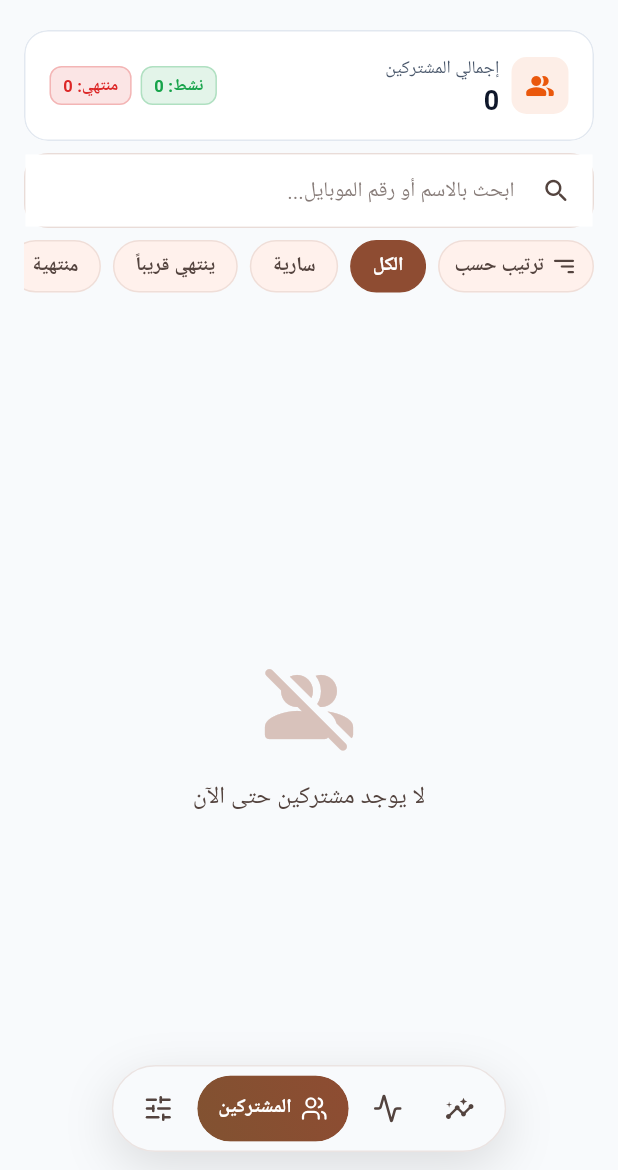
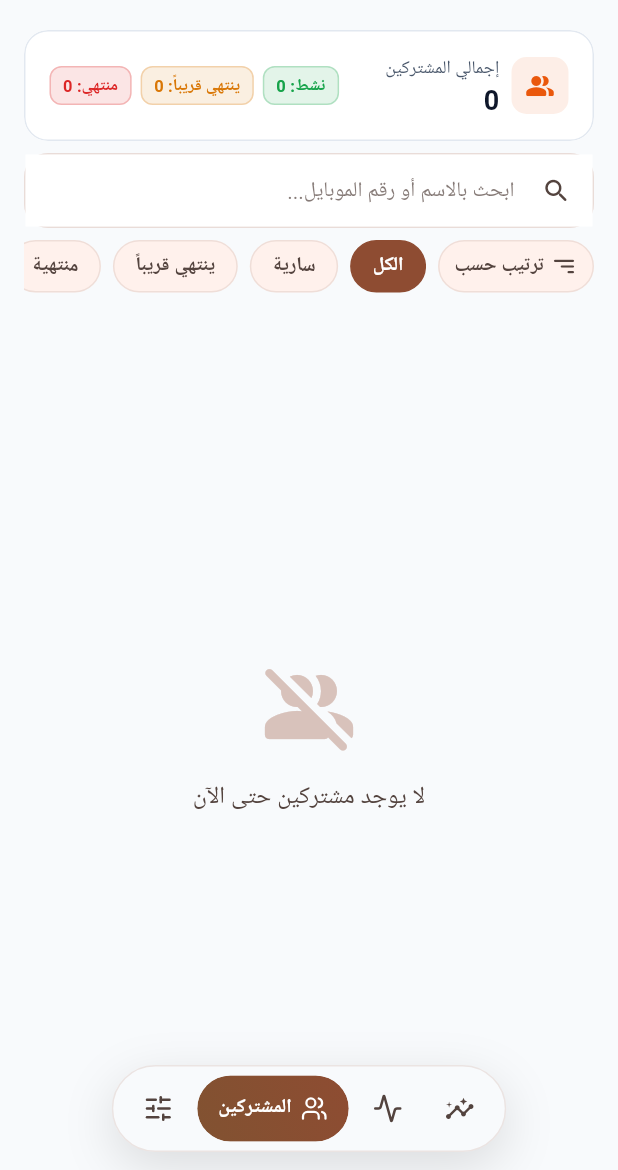
Before and after one commit to MahmoudSaeedYousef/GymOS, a Flutter app: the MembersScreen screen opened by its route, after a tap on the "refresh" icon, on a phone screen of 412 x 824 dp, the part 66-1236 px from its top. Run offline on Flutter 3.47's test engine with Material 3 defaults, Android fonts, the phone set to English and light mode, and no system bars; our stand-ins replace connectivity_plus, dio, drift, drift_flutter, flutter_animate, flutter_riverpod and 5 more; accounts and stored records are empty; generated files the repository leaves out were written again; network calls fail.

Commit message:
feat: add members summary api integration and update filtering

```diff
--- a/app/gym_os/lib/features/members/models/member_filter.dart
+++ b/app/gym_os/lib/features/members/models/member_filter.dart
@@ -12,7 +12,7 @@ enum MemberFilter {
       case MemberFilter.active:
         return 'active';
       case MemberFilter.expiringSoon:
-        return 'active'; // Query active members from backend; filter expiring-soon locally
+        return 'expiring_soon';
       case MemberFilter.expired:
         return 'expired';
       case MemberFilter.today:
--- a/app/gym_os/lib/features/members/providers/members_provider.dart
+++ b/app/gym_os/lib/features/members/providers/members_provider.dart
@@ -7,12 +7,14 @@ import '../../../core/database/database_provider.dart';
 import '../models/member_filter.dart';
 import '../models/member_model.dart';
 import '../models/member_sort_option.dart';
+import '../models/members_summary_data.dart';
 import '../services/gym_api_service.dart';
 
 export '../../plans/providers/plans_provider.dart'
     show plansProvider, activePlansProvider;
 export '../models/member_filter.dart';
 export '../models/member_sort_option.dart';
+export '../models/members_summary_data.dart';
 
 // 2. حالة قائمة المشتركين (State)
 class MembersState {
@@ -277,42 +279,10 @@ final localMembersProvider = StreamProvider<List<MemberModel>>((ref) {
       .toList());
 });
 
-class MembersSummaryData {
-  final int totalCount;
-  final int activeCount;
-  final int expiredCount;
-  final Map<String, int> planCounts;
-
-  const MembersSummaryData({
-    this.totalCount = 0,
-    this.activeCount = 0,
-    this.expiredCount = 0,
-    this.planCounts = const {},
-  });
-}
-
-/// Dedicated Drift stream provider that watches all non-guest rows directly
-/// from the Drift `localMembers` table without pagination and independent of search/filter.
-final membersSummaryProvider = StreamProvider<MembersSummaryData>((ref) {
-  final membersDao = ref.watch(membersDaoProvider);
-  return membersDao.watchAllMembers().map((list) {
-    final nonGuestList = list.where((m) => !m.isGuest).toList();
-    final total = nonGuestList.length;
-    final active = nonGuestList.where((m) => m.status == 1).length;
-    final expired = total - active;
-
-    final planMap = <String, int>{};
-    for (final m in nonGuestList) {
-      final rawPlan = m.planName?.trim();
-      final planKey = (rawPlan != null && rawPlan.isNotEmpty) ? rawPlan : '';
-      planMap[planKey] = (planMap[planKey] ?? 0) + 1;
-    }
-
-    return MembersSummaryData(
-      totalCount: total,
-      activeCount: active,
-      expiredCount: expired,
-      planCounts: planMap,
-    );
-  });
+/// Lightweight Riverpod provider fetching GET /api/members/summary
+/// falling back to local Drift computation if offline/error.
+final membersSummaryProvider =
+    FutureProvider.autoDispose<MembersSummaryData>((ref) async {
+  final apiService = ref.watch(gymApiServiceProvider);
+  return apiService.getMembersSummary();
 });
--- a/app/gym_os/lib/features/members/services/gym_api_service.dart
+++ b/app/gym_os/lib/features/members/services/gym_api_service.dart
@@ -10,6 +10,7 @@ import '../../../core/network/dio_client.dart';
 import '../../../core/sync/sync_provider.dart';
 import '../../../core/utils/uuid_generator.dart';
 import '../models/member_model.dart';
+import '../models/members_summary_data.dart';
 import '../models/plan_model.dart';
 
 final gymApiServiceProvider = Provider<GymApiService>((ref) {
@@ -63,21 +64,48 @@ class GymApiService {
   }) async {
     // Try online first; on error or offline, fallback to local Drift records
     try {
-      final res = await _dio.get(
-        '/api/gym/members',
-        queryParameters: {
-          if (search != null && search.isNotEmpty) 'search': search,
-          'cursor': ?cursor,
-          'pageSize': pageSize,
-          'filter': ?filter,
-          'sortBy': ?sortBy,
-        },
-      );
+      final queryParams = {
+        if (search != null && search.isNotEmpty) 'search': search,
+        'cursor': ?cursor,
+        'pageSize': pageSize,
+        'filter': ?filter,
+        'status': ?filter,
+        'sortBy': ?sortBy,
+      };
+      Response res;
+      try {
+        res = await _dio.get('/api/members', queryParameters: queryParams);
+      } on DioException catch (e) {
+        if (e.response?.statusCode == 404) {
+          res = await _dio.get('/api/gym/members', queryParameters: queryParams);
+        } else {
+          rethrow;
+        }
+      }
       return PagedMembersResponse.fromJson(res.data);
     } catch (e) {
       if (_db != null) {
         final localMembers = await _db.membersDao.watchAllMembers().first;
-        final items = localMembers.map((m) {
+        var filtered = localMembers.where((m) => !m.isGuest);
+        if (filter == 'active') {
+          filtered = filtered.where((m) => m.status == 1);
+        } else if (filter == 'expiring_soon') {
+          final now = DateTime.now();
+          final today = DateTime(now.year, now.month, now.day);
+          filtered = filtered.where((m) {
+            if (m.status != 1 || m.subscriptionEndDate == null) return false;
+            final end = DateTime(
+              m.subscriptionEndDate!.year,
+              m.subscriptionEndDate!.month,
+              m.subscriptionEndDate!.day,
+            );
+            final days = end.difference(today).inDays;
+            return days >= 0 && days <= 5;
+          });
+        } else if (filter == 'expired') {
+          filtered = filtered.where((m) => m.status != 1);
+        }
+        final items = filtered.map((m) {
           return MemberModel(
             id: m.id,
             fullName: m.fullName,
@@ -92,6 +120,74 @@ class GymApiService {
           items: items,
           hasMore: false,
           nextCursor: null,
+        );
+      }
+      rethrow;
+    }
+  }
+
+  Future<MembersSummaryData> getMembersSummary() async {
+    try {
+      Response res;
+      try {
+        res = await _dio.get('/api/members/summary');
+      } on DioException catch (e) {
+        if (e.response?.statusCode == 404) {
+          res = await _dio.get('/api/gym/members/summary');
+        } else {
+          rethrow;
+        }
+      }
+      if (res.data is Map<String, dynamic>) {
+        return MembersSummaryData.fromJson(res.data as Map<String, dynamic>);
+      }
+      throw Exception('Invalid summary response');
+    } catch (e) {
+      if (_db != null) {
+        final list = await _db.membersDao.watchAllMembers().first;
+        final nonGuestList = list.where((m) => !m.isGuest).toList();
+        final now = DateTime.now();
+        final today = DateTime(now.year, now.month, now.day);
+
+        int active = 0;
+        int expiringSoon = 0;
+        int expired = 0;
+        final planMap = <String, int>{};
+
+        for (final m in nonGuestList) {
+          if (m.status == 1) {
+            active++;
+            if (m.subscriptionEndDate != null) {
+              final end = DateTime(
+                m.subscriptionEndDate!.year,
+                m.subscriptionEndDate!.month,
+                m.subscriptionEndDate!.day,
+              );
+              final days = end.difference(today).inDays;
+              if (days >= 0 && days <= 5) {
+                expiringSoon++;
+              }
+            }
+          } else {
+            expired++;
+          }
+
+          final rawPlan = m.planName?.trim();
+          final planKey = (rawPlan != null && rawPlan.isNotEmpty) ? rawPlan : '';
+          planMap[planKey] = (planMap[planKey] ?? 0) + 1;
+        }
+
+        final planItems = planMap.entries
+            .map((e) => MembersSummaryPlanItem(planName: e.key, count: e.value))
+            .toList();
+
+        return MembersSummaryData(
+          totalCount: nonGuestList.length,
+          activeCount: active,
+          expiredCount: expired,
+          expiringSoonCount: expiringSoon,
+          plans: planItems,
+          planCounts: planMap,
         );
       }
       rethrow;
--- a/app/gym_os/lib/features/members/ui/add_member_sheet.dart
+++ b/app/gym_os/lib/features/members/ui/add_member_sheet.dart
@@ -96,6 +96,7 @@ class _AddMemberSheetState extends ConsumerState<AddMemberSheet> {
             amountPaid: amount,
           );
       ref.read(membersProvider.notifier).resetFilters();
+      ref.invalidate(membersSummaryProvider);
       if (mounted) {
         final colors = context.gymColors;
         Navigator.pop(context);
--- a/app/gym_os/lib/features/members/ui/members_screen.dart
+++ b/app/gym_os/lib/features/members/ui/members_screen.dart
@@ -12,7 +12,6 @@ import 'package:intl/intl.dart';
 import '../../../../core/l10n/l10n_extension.dart';
 import '../../../../core/theme/app_spacing.dart';
 import '../../../../core/theme/app_theme.dart';
-import '../../home/providers/dashboard_provider.dart';
 import '../models/member_model.dart';
 import '../providers/members_provider.dart';
 import 'add_member_sheet.dart';
@@ -68,8 +67,8 @@ class _MembersScreenState extends ConsumerState<MembersScreen>
     super.dispose();
   }
 
-  void _openAddMemberSheet() {
-    showModalBottomSheet(
+  void _openAddMemberSheet() async {
+    await showModalBottomSheet(
       context: context,
       isScrollControlled: true,
       backgroundColor: context.gymColors.surfaceBackground,
@@ -78,6 +77,7 @@ class _MembersScreenState extends ConsumerState<MembersScreen>
       ),
       builder: (_) => const AddMemberSheet(),
     );
+    ref.invalidate(membersSummaryProvider);
   }
 
   void _openSortSheet() {
@@ -117,7 +117,10 @@ class _MembersScreenState extends ConsumerState<MembersScreen>
           IconButton(
             icon: const Icon(Icons.refresh_rounded, size: 22),
             tooltip: context.l10n.refresh,
-            onPressed: () => ref.read(membersProvider.notifier).loadInitial(),
+            onPressed: () {
+              ref.invalidate(membersSummaryProvider);
+              ref.read(membersProvider.notifier).loadInitial();
+            },
           ),
           // Sleek primary pill button for "+ New Member"
           Padding(
@@ -330,8 +333,10 @@ class _MembersScreenState extends ConsumerState<MembersScreen>
                       ),
                     )
                   : RefreshIndicator(
-                      onRefresh: () =>
-                          ref.read(membersProvider.notifier).loadInitial(),
+                      onRefresh: () async {
+                        ref.invalidate(membersSummaryProvider);
+                        await ref.read(membersProvider.notifier).loadInitial();
+                      },
                       child: ListView.separated(
                         controller: _scrollController,
                         physics: const AlwaysScrollableScrollPhysics(),
@@ -452,8 +457,8 @@ class _MemberCardItemState extends ConsumerState<_MemberCardItem> {
     }
   }
 
-  void _handleRenew() {
-    showModalBottomSheet(
+  void _handleRenew() async {
+    final result = await showModalBottomSheet(
       context: context,
       isScrollControlled: true,
       backgroundColor: context.gymColors.surfaceBackground,
@@ -462,6 +467,9 @@ class _MemberCardItemState extends ConsumerState<_MemberCardItem> {
       ),
       builder: (_) => RenewSubscriptionSheet(member: widget.member),
     );
+    if (result == true) {
+      ref.invalidate(membersSummaryProvider);
+    }
   }
 
   @override
@@ -775,13 +783,38 @@ class _MembersSummaryCard extends ConsumerWidget {
     required this.fallbackMembers,
   });
 
+  Widget _buildStatusPill({
+    required String label,
+    required Color color,
+  }) {
+    return Container(
+      padding: const EdgeInsets.symmetric(
+        horizontal: 8,
+        vertical: 4,
+      ),
+      decoration: BoxDecoration(
+        color: color.withValues(alpha: 0.12),
+        borderRadius: BorderRadius.circular(8),
+        border: Border.all(
+          color: color.withValues(alpha: 0.25),
+          width: 1,
+        ),
+      ),
+      child: Text(
+        label,
+        style: TextStyle(
+          fontSize: 11,
+          fontWeight: FontWeight.w600,
+          color: color,
+        ),
+      ),
+    );
+  }
+
   @override
   Widget build(BuildContext context, WidgetRef ref) {
     final colors = context.gymColors;
     final l10n = context.l10n;
-
-    final dashboardStatsAsync = ref.watch(dashboardStatsProvider);
-    final stats = dashboardStatsAsync.asData?.value;
 
     final summaryAsync = ref.watch(membersSummaryProvider);
     final summaryData = summaryAsync.asData?.value;
@@ -789,43 +822,36 @@ class _MembersSummaryCard extends ConsumerWidget {
     final int totalMembers;
     final int activeCount;
     final int expiredCount;
-    final Map<String, int> planCounts;
+    final int expiringSoonCount;
+    final List<MembersSummaryPlanItem> plans;
 
-    if (stats != null) {
-      activeCount = stats.activeMembersCount;
-      expiredCount = stats.expiredSubscriptionsCount;
-      totalMembers = activeCount + expiredCount;
-    } else if (summaryData != null && summaryData.totalCount > 0) {
+    if (summaryData != null) {
+      totalMembers = summaryData.totalCount;
       activeCount = summaryData.activeCount;
       expiredCount = summaryData.expiredCount;
-      totalMembers = activeCount + expiredCount;
+      expiringSoonCount = summaryData.expiringSoonCount;
+      plans = summaryData.plans;
     } else {
       final nonGuestMembers =
           fallbackMembers.where((m) => !m.isGuest).toList();
+      totalMembers = nonGuestMembers.length;
       activeCount = nonGuestMembers
           .where((m) => m.subscriptionStatus.toLowerCase() == 'active')
           .length;
-      expiredCount = nonGuestMembers.length - activeCount;
-      totalMembers = activeCount + expiredCount;
-    }
+      expiredCount = totalMembers - activeCount;
+      expiringSoonCount = nonGuestMembers.where((m) => m.isExpiringSoon).length;
 
-    if (summaryData != null && summaryData.totalCount > 0) {
-      planCounts = <String, int>{};
-      for (final entry in summaryData.planCounts.entries) {
-        final label = entry.key.isEmpty ? l10n.noPlan : entry.key;
-        planCounts[label] = (planCounts[label] ?? 0) + entry.value;
-      }
-    } else {
-      final nonGuestMembers =
-          fallbackMembers.where((m) => !m.isGuest).toList();
-      planCounts = <String, int>{};
+      final planMap = <String, int>{};
       for (final m in nonGuestMembers) {
         final rawPlan = m.activePlanName;
         final planName = (rawPlan != null && rawPlan.trim().isNotEmpty)
             ? rawPlan.trim()
-            : l10n.noPlan;
-        planCounts[planName] = (planCounts[planName] ?? 0) + 1;
+            : '';
+        planMap[planName] = (planMap[planName] ?? 0) + 1;
       }
+      plans = planMap.entries
+          .map((e) => MembersSummaryPlanItem(planName: e.key, count: e.value))
+          .toList();
     }
 
     return GymCard(
@@ -837,7 +863,7 @@ class _MembersSummaryCard extends ConsumerWidget {
         mainAxisSize: MainAxisSize.min,
         children: [
           // Top Row: Clean icon container + "إجمالي المشتركين" label + bold prominent total number on one side,
-          // and compact status pills (نشط: X • منتهي: Y) on the other side.
+          // and compact status pills (نشط: X • ينتهي قريباً: Y • منتهي: Z) on the other side.
           Row(
             mainAxisAlignment: MainAxisAlignment.spaceBetween,
             children: [
@@ -884,60 +910,33 @@ class _MembersSummaryCard extends ConsumerWidget {
                   ),
                 ],
               ),
-              Row(
-                mainAxisSize: MainAxisSize.min,
-                children: [
-                  Container(
-                    padding: const EdgeInsets.symmetric(
-                      horizontal: 8,
-                      vertical: 4,
+              const SizedBox(width: 8),
+              Flexible(
+                child: Wrap(
+                  alignment: WrapAlignment.end,
+                  crossAxisAlignment: WrapCrossAlignment.center,
+                  spacing: 6,
+                  runSpacing: 4,
+                  children: [
+                    _buildStatusPill(
+                      label: '${l10n.activeStatus}: $activeCount',
+                      color: const Color(0xFF16A34A),
                     ),
-                    decoration: BoxDecoration(
-                      color: const Color(0xFF16A34A).withValues(alpha: 0.12),
-                      borderRadius: BorderRadius.circular(8),
-                      border: Border.all(
-                        color: const Color(0xFF16A34A).withValues(alpha: 0.25),
-                        width: 1,
-                      ),
+                    _buildStatusPill(
+                      label: '${l10n.expiringSoonStatus}: $expiringSoonCount',
+                      color: const Color(0xFFD97706),
                     ),
-                    child: Text(
-                      '${l10n.activeStatus}: $activeCount',
-                      style: const TextStyle(
-                        fontSize: 11,
-                        fontWeight: FontWeight.w600,
-                        color: Color(0xFF16A34A),
-                      ),
+                    _buildStatusPill(
+                      label: '${l10n.expiredStatus}: $expiredCount',
+                      color: const Color(0xFFDC2626),
                     ),
-                  ),
-                  const SizedBox(width: 6),
-                  Container(
-                    padding: const EdgeInsets.symmetric(
-                      horizontal: 8,
-                      vertical: 4,
-                    ),
-                    decoration: BoxDecoration(
-                      color: const Color(0xFFDC2626).withValues(alpha: 0.12),
-                      borderRadius: BorderRadius.circular(8),
-                      border: Border.all(
-                        color: const Color(0xFFDC2626).withValues(alpha: 0.25),
-                        width: 1,
-                      ),
-                    ),
-                    child: Text(
-                      '${l10n.expiredStatus}: $expiredCount',
-                      style: const TextStyle(
-                        fontSize: 11,
-                        fontWeight: FontWeight.w600,
-                        color: Color(0xFFDC2626),
-                      ),
-                    ),
-                  ),
-                ],
+                  ],
+                ),
               ),
             ],
           ),
 
-          if (planCounts.isNotEmpty) ...[
+          if (plans.isNotEmpty) ...[
             Padding(
               padding: const EdgeInsets.symmetric(vertical: AppSpacing.sm),
               child: Divider(
@@ -952,7 +951,10 @@ class _MembersSummaryCard extends ConsumerWidget {
               scrollDirection: Axis.horizontal,
               physics: const BouncingScrollPhysics(),
               child: Row(
-                children: planCounts.entries.map((entry) {
+                children: plans.map((planItem) {
+                  final displayName = planItem.planName.trim().isEmpty
+                      ? l10n.noPlan
+                      : planItem.planName;
                   return Padding(
                     padding: const EdgeInsetsDirectional.only(end: 8),
                     child: Container(
@@ -972,7 +974,7 @@ class _MembersSummaryCard extends ConsumerWidget {
                         mainAxisSize: MainAxisSize.min,
                         children: [
                           Text(
-                            entry.key,
+                            displayName,
                             style: TextStyle(
                               fontSize: 12,
                               fontWeight: FontWeight.w500,
@@ -990,7 +992,7 @@ class _MembersSummaryCard extends ConsumerWidget {
                               borderRadius: BorderRadius.circular(6),
                             ),
                             child: Text(
-                              '${entry.value}',
+                              '${planItem.count}',
                               style: TextStyle(
                                 fontSize: 11,
                                 fontWeight: FontWeight.bold,
--- a/app/gym_os/lib/features/payments/ui/renew_subscription_sheet.dart
+++ b/app/gym_os/lib/features/payments/ui/renew_subscription_sheet.dart
@@ -106,6 +106,7 @@ class _RenewSubscriptionSheetState
           );
 
       ref.read(membersProvider.notifier).resetFilters();
+      ref.invalidate(membersSummaryProvider);
       if (!mounted) return;
       HapticFeedback.lightImpact();
       Navigator.pop(context, true); // نقفل الشيت ونبعت true عشان نحدث الشاشة
```
Also changed, not shown: app/gym_os/lib/features/members/models/members_summary_data.dart (added, +64 -0 lines), 2 other files.
